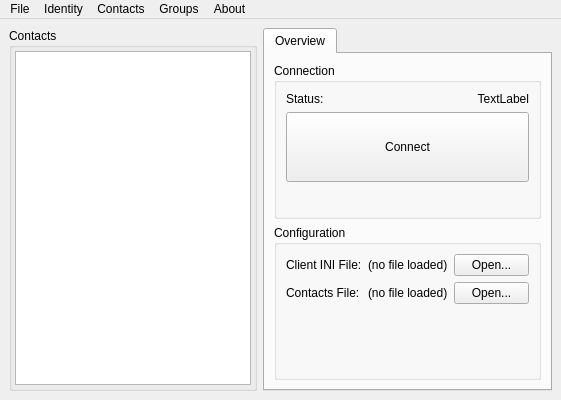
This is src/main.ui in blizzard4591/openMittsu as Qt 5 draws it before an edit. The edited form follows.
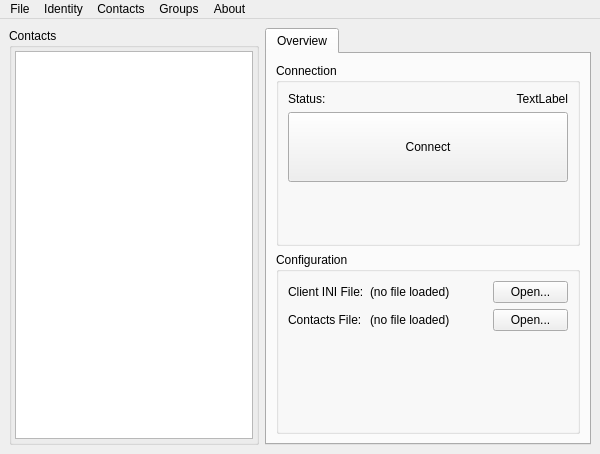
This is the edited form. Custom widgets are drawn as their Qt base class.

Commit message: Revert unintentional change in main.ui

Patch:
```diff
--- a/src/main.ui
+++ b/src/main.ui
@@ -6,8 +6,8 @@
    <rect>
     <x>0</x>
     <y>0</y>
-    <width>561</width>
-    <height>400</height>
+    <width>600</width>
+    <height>454</height>
    </rect>
   </property>
   <property name="windowTitle">
```
